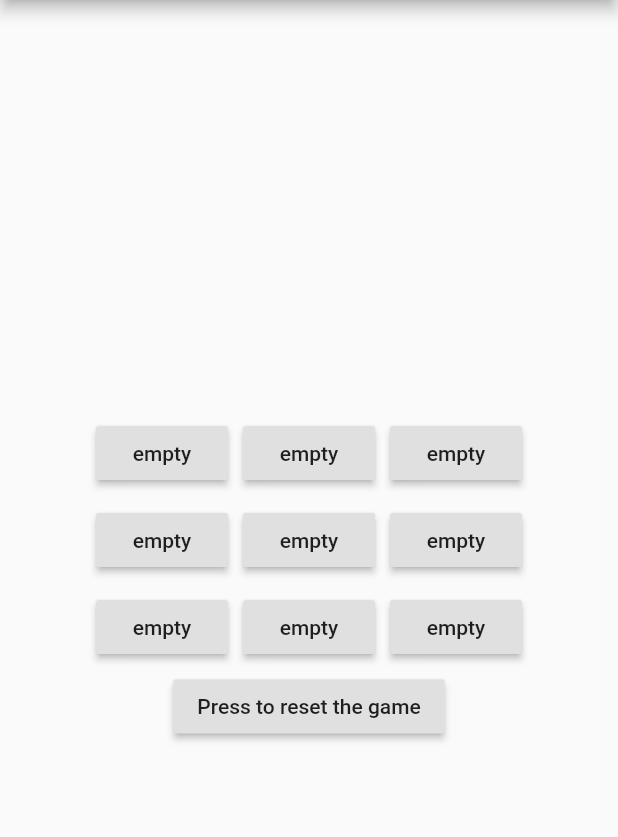
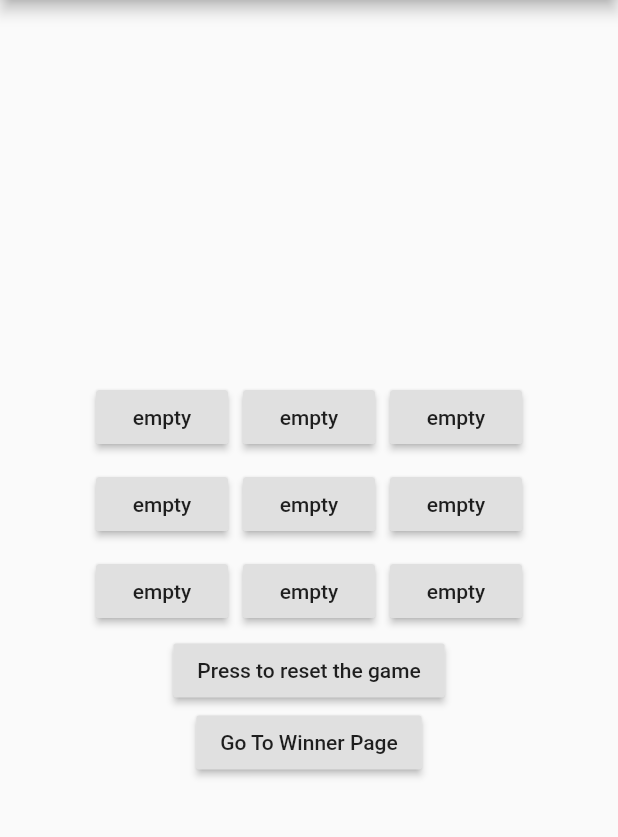
Before and after one commit to JoshDeel/Tic-Tac-Toe, a Flutter app: the screen it shows after launch, on a phone screen of 412 x 824 dp, the part 84-921 px from its top. Run offline on Flutter 3.47's test engine with Material 2 defaults, Android fonts, the phone set to English and light mode, and no system bars.

Commit message:
3-20-2020

```diff
--- a/lib/main.dart
+++ b/lib/main.dart
@@ -1,4 +1,5 @@
 import 'package:flutter/material.dart';
+import 'package:tictactoe/winnerPage.dart' as winnerPage;
 
 void main() => runApp(MyApp());
 
@@ -61,13 +62,18 @@ class _HomePage extends State<MyApp> {
     });
   }
 
+  void openWinnerPage(BuildContext context){
+    Navigator.of(context).pushNamed('/winnerPage');
+  }
+
  // on press, we want increment turns, update the state, check winner / num turns
   void onPressed(int id, String name){
     updateState(id, player);
-
+    /**
     setState(() {
       gameState[id] = player;
     });
+     */
     checkWinner();
     if (isX){
       player = "Y";
@@ -102,30 +108,30 @@ void resetBtnPressed(){
 
   void checkWinner(){
     if (gameState[0] == gameState[1] && gameState[0] == gameState[2]){
-
+      winner = true;
     }
     else if(gameState[3] == gameState[4] && gameState[3] == gameState[5]){
-
+      winner = true;
     }
     else if(gameState[6] == gameState[7] && gameState[6] == gameState[8]){
-
+      winner = true;
     }
 
     else if(gameState[0] == gameState[3] && gameState[0] == gameState[6]){
-
+      winner = true;
     }
     else if(gameState[1] == gameState[4] && gameState[1] == gameState[7]){
-
+      winner = true;
     }
     else if(gameState[2] == gameState[5] && gameState[2] == gameState[8]){
-
+      winner = true;
     }
 
     else if(gameState[0] == gameState[4] && gameState[0] == gameState[8]){
-
+      winner = true;
     }
     else if(gameState[2] == gameState[4] && gameState[2] == gameState[6]){
-
+      winner = true;
     }
   }
 
@@ -133,6 +139,9 @@ void resetBtnPressed(){
   Widget build(BuildContext context) {
     return MaterialApp(
       title: 'Tic Tac Toe',
+      routes: <String, WidgetBuilder>{
+        '/winnerPage': (BuildContext context) => winnerPage.WinnerPage(),
+      },
       home: Scaffold(
         appBar: AppBar(
           title: Text('Tic Tac Toe'),
@@ -227,6 +236,7 @@ void resetBtnPressed(){
               ],
             ),
             RaisedButton(onPressed: () {resetBtnPressed();}, child: Text("Press to reset the game"),),
+            RaisedButton(onPressed: () {openWinnerPage(context);}, child: Text("Go To Winner Page"),),
           ],
         ),
 
--- /dev/null
+++ b/lib/winnerPage.dart
@@ -0,0 +1,34 @@
+import 'package:flutter/material.dart';
+
+/**
+class WinnerPage extends StatefulWidget{
+  _WinnerPage createState() => new _WinnerPage();
+
+}
+*/
+
+
+class WinnerPage extends StatelessWidget{
+  @override
+  Widget build(BuildContext context){
+    return MaterialApp(
+      title: "WINNER PAGE",
+      home: MainPage(),
+      routes: <String, WidgetBuilder>{
+        '/' : (BuildContext context) => MainPage(),
+      },
+    );
+  }
+}
+
+class MainPage extends StatelessWidget{
+  @override
+  Widget build(BuildContext context){
+    return Scaffold(
+      appBar: AppBar(
+        title: Text("YES"),
+      ),
+      body: Text("SDLKJS:DLKGJ"),
+    );
+  }
+}
```
